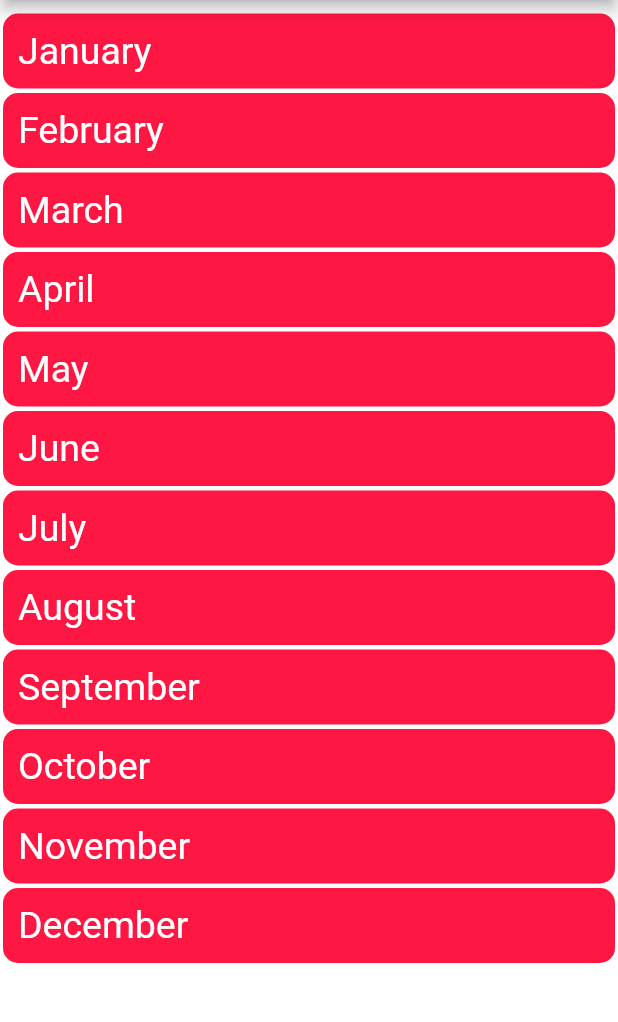
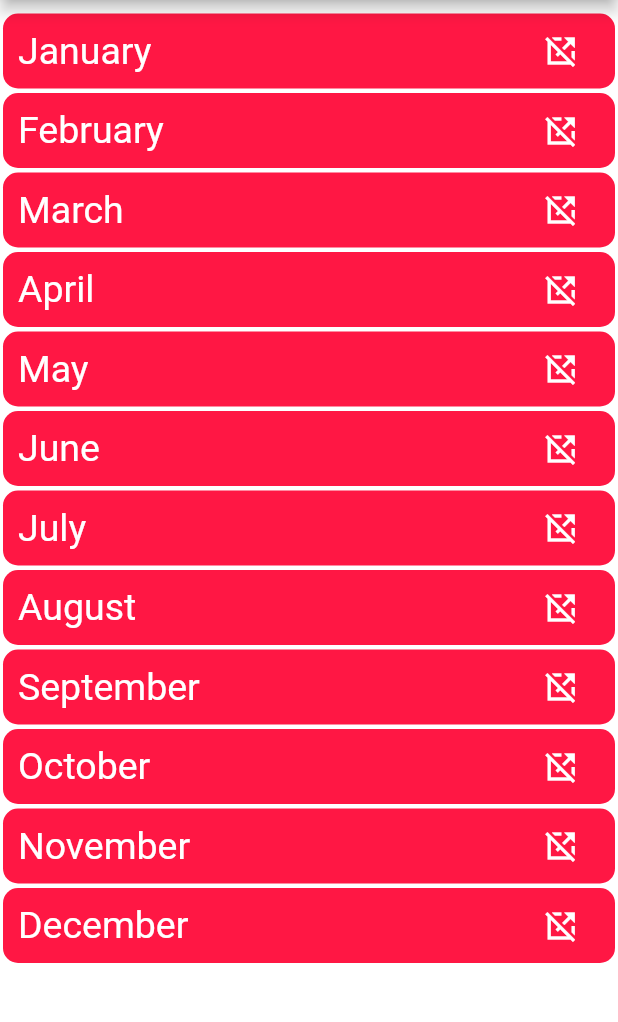
Before and after one commit to Kapilshanbhag09/2021_Calender_flutter, a Flutter app: the screen it shows after launch, on a phone screen of 412 x 824 dp, the part 84-1106 px from its top. Run offline on Flutter 3.47's test engine with Material 2 defaults, Android fonts, the light colour scheme and no system bars.

Commit message:
Added icons to home page

```diff
--- a/lib/main.dart
+++ b/lib/main.dart
@@ -58,10 +58,19 @@ class HomePage extends StatelessWidget {
                   margin: const EdgeInsets.only(
                       left: 2.0, top: 9.0, bottom: 3.0, right: 2.0),
                   width: MediaQuery.of(context).size.width,
+                  child: Row(children: <Widget>[
+                    Container(
+                      width: MediaQuery.of(context).size.width * 0.85,
                       child: Text(
                         "January",
                         style: TextStyle(fontSize: 25.0, color: Colors.white),
                       ),
+                    ),
+                    Container(
+                      child: Icon(IconData(60244, fontFamily: 'MaterialIcons'),
+                          color: Colors.white),
+                    )
+                  ]),
                 ),
               ),
 
@@ -84,10 +93,19 @@ class HomePage extends StatelessWidget {
                   margin:
                       const EdgeInsets.only(left: 2.0, bottom: 3.0, right: 2.0),
                   width: MediaQuery.of(context).size.width,
+                  child: Row(children: <Widget>[
+                    Container(
+                      width: MediaQuery.of(context).size.width * 0.85,
                       child: Text(
                         "February",
                         style: TextStyle(fontSize: 25.0, color: Colors.white),
                       ),
+                    ),
+                    Container(
+                      child: Icon(IconData(60244, fontFamily: 'MaterialIcons'),
+                          color: Colors.white),
+                    )
+                  ]),
                 ),
               ),
 
@@ -110,10 +128,19 @@ class HomePage extends StatelessWidget {
                   margin:
                       const EdgeInsets.only(left: 2.0, bottom: 3.0, right: 2.0),
                   width: MediaQuery.of(context).size.width,
+                  child: Row(children: <Widget>[
+                    Container(
+                      width: MediaQuery.of(context).size.width * 0.85,
                       child: Text(
                         "March",
                         style: TextStyle(fontSize: 25.0, color: Colors.white),
                       ),
+                    ),
+                    Container(
+                      child: Icon(IconData(60244, fontFamily: 'MaterialIcons'),
+                          color: Colors.white),
+                    )
+                  ]),
                 ),
               ),
 
@@ -136,10 +163,19 @@ class HomePage extends StatelessWidget {
                   margin:
                       const EdgeInsets.only(left: 2.0, bottom: 3.0, right: 2.0),
                   width: MediaQuery.of(context).size.width,
+                  child: Row(children: <Widget>[
+                    Container(
+                      width: MediaQuery.of(context).size.width * 0.85,
                       child: Text(
                         "April",
                         style: TextStyle(fontSize: 25.0, color: Colors.white),
                       ),
+                    ),
+                    Container(
+                      child: Icon(IconData(60244, fontFamily: 'MaterialIcons'),
+                          color: Colors.white),
+                    )
+                  ]),
                 ),
               ),
 
@@ -162,10 +198,19 @@ class HomePage extends StatelessWidget {
                   margin:
                       const EdgeInsets.only(left: 2.0, bottom: 3.0, right: 2.0),
                   width: MediaQuery.of(context).size.width,
+                  child: Row(children: <Widget>[
+                    Container(
+                      width: MediaQuery.of(context).size.width * 0.85,
                       child: Text(
                         "May",
                         style: TextStyle(fontSize: 25.0, color: Colors.white),
                       ),
+                    ),
+                    Container(
+                      child: Icon(IconData(60244, fontFamily: 'MaterialIcons'),
+                          color: Colors.white),
+                    )
+                  ]),
                 ),
               ),
               //June Container
@@ -187,10 +232,19 @@ class HomePage extends StatelessWidget {
                   height: 50.0,
                   margin:
                       const EdgeInsets.only(left: 2.0, bottom: 3.0, right: 2.0),
+                  child: Row(children: <Widget>[
+                    Container(
+                      width: MediaQuery.of(context).size.width * 0.85,
                       child: Text(
                         "June",
                         style: TextStyle(fontSize: 25.0, color: Colors.white),
                       ),
+                    ),
+                    Container(
+                      child: Icon(IconData(60244, fontFamily: 'MaterialIcons'),
+                          color: Colors.white),
+                    )
+                  ]),
                 ),
               ),
               //July Container
@@ -212,10 +266,19 @@ class HomePage extends StatelessWidget {
                   margin:
                       const EdgeInsets.only(left: 2.0, bottom: 3.0, right: 2.0),
                   height: 50.0,
+                  child: Row(children: <Widget>[
+                    Container(
+                      width: MediaQuery.of(context).size.width * 0.85,
                       child: Text(
                         "July",
                         style: TextStyle(fontSize: 25.0, color: Colors.white),
                       ),
+                    ),
+                    Container(
+                      child: Icon(IconData(60244, fontFamily: 'MaterialIcons'),
+                          color: Colors.white),
+                    )
+                  ]),
                 ),
               ),
               //August Container
@@ -237,10 +300,19 @@ class HomePage extends StatelessWidget {
                   margin:
                       const EdgeInsets.only(left: 2.0, bottom: 3.0, right: 2.0),
                   height: 50.0,
+                  child: Row(children: <Widget>[
+                    Container(
+                      width: MediaQuery.of(context).size.width * 0.85,
                       child: Text(
                         "August",
                         style: TextStyle(fontSize: 25.0, color: Colors.white),
                       ),
+                    ),
+                    Container(
+                      child: Icon(IconData(60244, fontFamily: 'MaterialIcons'),
+                          color: Colors.white),
+                    )
+                  ]),
                 ),
               ),
 
@@ -263,10 +335,19 @@ class HomePage extends StatelessWidget {
                   margin:
                       const EdgeInsets.only(left: 2.0, bottom: 3.0, right: 2.0),
                   height: 50.0,
+                  child: Row(children: <Widget>[
+                    Container(
+                      width: MediaQuery.of(context).size.width * 0.85,
                       child: Text(
                         "September",
                         style: TextStyle(fontSize: 25.0, color: Colors.white),
                       ),
+                    ),
+                    Container(
+                      child: Icon(IconData(60244, fontFamily: 'MaterialIcons'),
+                          color: Colors.white),
+                    )
+                  ]),
                 ),
               ),
               //October Container
@@ -289,10 +370,19 @@ class HomePage extends StatelessWidget {
                   margin:
                       const EdgeInsets.only(left: 2.0, bottom: 3.0, right: 2.0),
                   height: 50.0,
+                  child: Row(children: <Widget>[
+                    Container(
+                      width: MediaQuery.of(context).size.width * 0.85,
                       child: Text(
                         "October",
                         style: TextStyle(fontSize: 25.0, color: Colors.white),
                       ),
+                    ),
+                    Container(
+                      child: Icon(IconData(60244, fontFamily: 'MaterialIcons'),
+                          color: Colors.white),
+                    )
+                  ]),
                 ),
               ),
 
@@ -315,10 +405,19 @@ class HomePage extends StatelessWidget {
                   margin:
                       const EdgeInsets.only(left: 2.0, bottom: 3.0, right: 2.0),
                   height: 50.0,
+                  child: Row(children: <Widget>[
+                    Container(
+                      width: MediaQuery.of(context).size.width * 0.85,
                       child: Text(
                         "November",
                         style: TextStyle(fontSize: 25.0, color: Colors.white),
                       ),
+                    ),
+                    Container(
+                      child: Icon(IconData(60244, fontFamily: 'MaterialIcons'),
+                          color: Colors.white),
+                    )
+                  ]),
                 ),
               ),
               //December box
@@ -340,10 +439,20 @@ class HomePage extends StatelessWidget {
                         left: 2.0, bottom: 3.0, right: 2.0),
                     height: 50.0,
                     alignment: Alignment.centerLeft,
+                    child: Row(children: <Widget>[
+                      Container(
+                        width: MediaQuery.of(context).size.width * 0.85,
                         child: Text(
                           "December",
                           style: TextStyle(fontSize: 25.0, color: Colors.white),
                         ),
+                      ),
+                      Container(
+                        child: Icon(
+                            IconData(60244, fontFamily: 'MaterialIcons'),
+                            color: Colors.white),
+                      )
+                    ]),
                   )),
             ],
           ),
--- a/pubspec.yaml
+++ b/pubspec.yaml
@@ -23,6 +23,9 @@ environment:
 dependencies:
   flutter:
     sdk: flutter
+    uses-material-design: true
+
+
 
 
   # The following adds the Cupertino Icons font to your application.
@@ -32,6 +35,9 @@ dependencies:
 dev_dependencies:
   flutter_test:
     sdk: flutter
+    uses-material-design: true
+
+
 
 # For information on the generic Dart part of this file, see the
 # following page: https://dart.dev/tools/pub/pubspec
```
Lines whose indentation alone changed are shown as unchanged.
